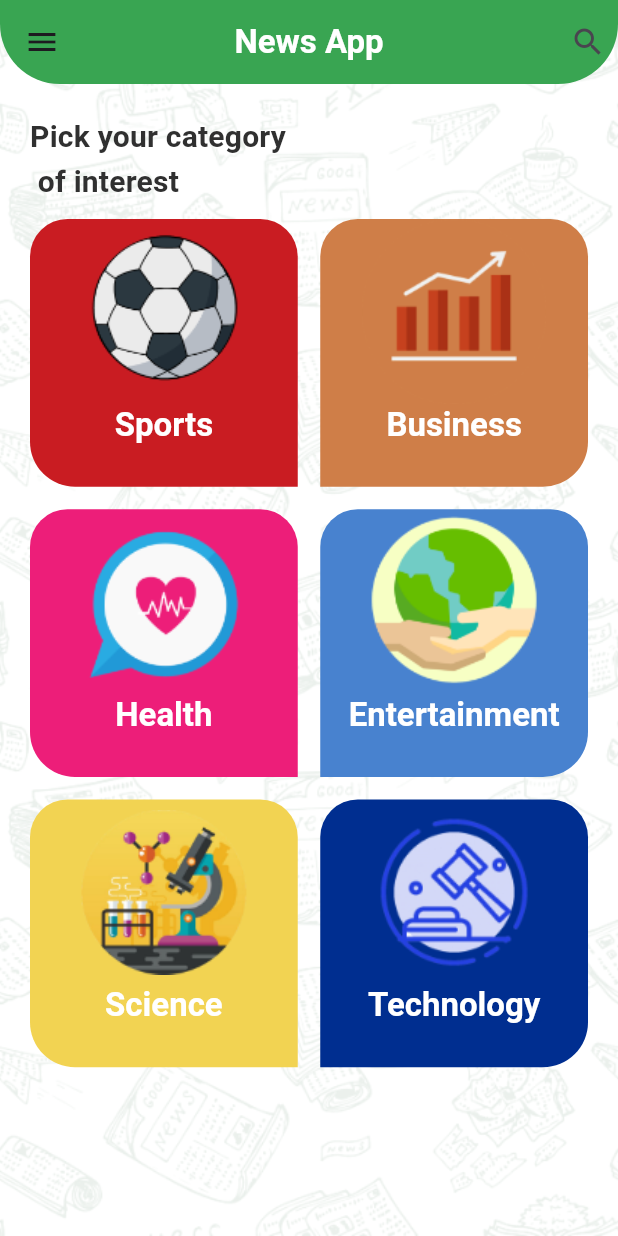
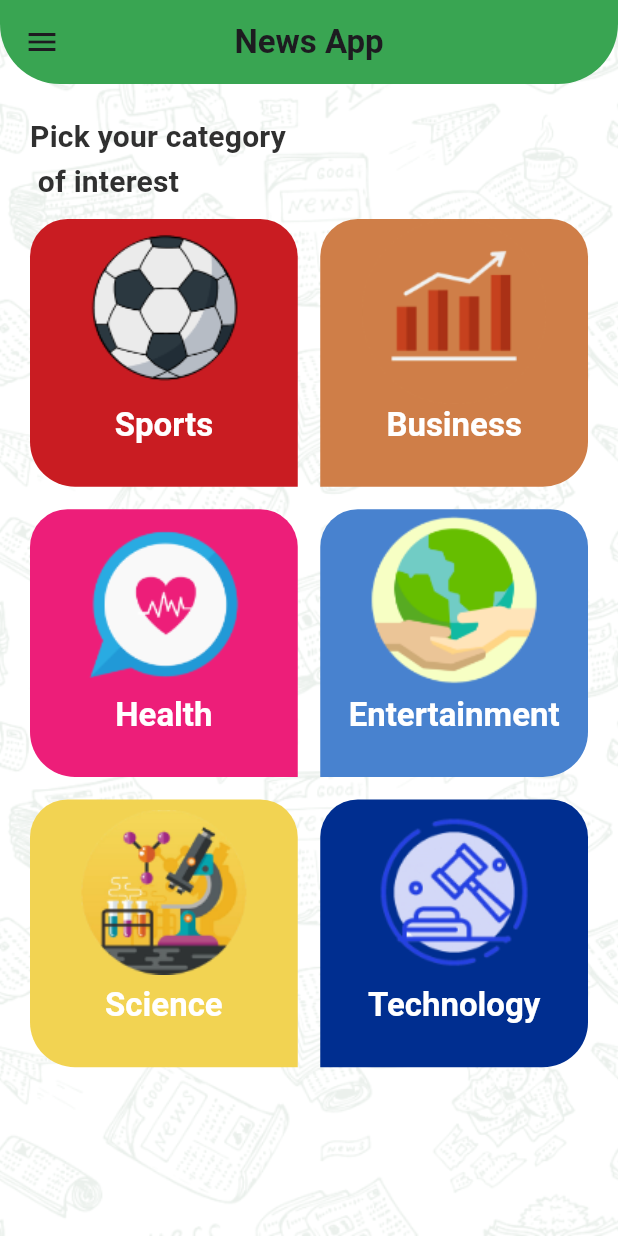
Before and after one commit to AmrHamadSaeed/app-news, a Flutter app: the screen it shows after launch, on a phone screen of 412 x 824 dp. Run offline on Flutter 3.47's test engine with Material 3 defaults, Android fonts, the phone set to English and light mode, and no system bars; our stand-ins replace cached_network_image.

Commit message:
++Search ++Refactor name

```diff
--- a/lib/api/api_manager.dart
+++ b/lib/api/api_manager.dart
@@ -29,11 +29,11 @@ static Future<SourceResponse?> getSources(String categoryId)async{
 * https://newsapi.org/v2/everything?apiKey=2834e41a6cd94fb484f8df821c7606fd
 * */
 static Future<NewsResponse> getNewsBySourceId(String sourceId ,
-    { String searchWords = ''}) async{
+    String searchKey ) async{
  Uri url = Uri.https(ApiConstants.baseUrlServer,ApiConstants.NewsApiServer,{
    'apiKey' : '2834e41a6cd94fb484f8df821c7606fd',
    'sources' : sourceId,
-   'q' : searchWords
+   'q' : searchKey
  });
  try{
    var response = await http.get(url);
--- a/lib/home_pages/category/future_tabs/tab_item_design.dart
+++ b/lib/home_pages/category/design_tab_home.dart
@@ -2,10 +2,10 @@ import 'package:app_news/model/SourceResponse.dart';
 import 'package:app_news/my_theme.dart';
 import 'package:flutter/material.dart';
 
-class TabItem extends StatelessWidget {
+class DesignTabHome extends StatelessWidget {
   bool isSelected ;
   Source source;
-  TabItem({required this.source,required this.isSelected});
+  DesignTabHome({required this.source,required this.isSelected});
 
   @override
   Widget build(BuildContext context) {
--- a/lib/home_pages/main_home/category_fragment_home.dart
+++ b/lib/home_pages/main_home/category_fragment_home.dart
@@ -1,4 +1,4 @@
-import 'package:app_news/home_pages/category/category_item.dart';
+import 'package:app_news/home_pages/main_home/category_item.dart';
 import 'package:app_news/model/category_home.dart';
 import 'package:flutter/material.dart';
 
--- a/lib/home_pages/main_home/home_screen.dart
+++ /dev/null
@@ -1,85 +0,0 @@
-
-import 'package:app_news/drawer/home_drawer.dart';
-import 'package:app_news/home_pages/category/category_details.dart';
-import 'package:app_news/home_pages/main_home/category_fragment_home.dart';
-import 'package:app_news/home_pages/main_home/search_words/search_words.dart';
-import 'package:app_news/model/category_home.dart';
-
-import 'package:app_news/my_theme.dart';
-import 'package:app_news/settings/settings_tab.dart';
-import 'package:flutter/material.dart';
-
-class HomeScreen extends StatefulWidget {
-static const String routeName = 'home_screen';
-
-  @override
-  State<HomeScreen> createState() => _HomeScreenState();
-}
-
-class _HomeScreenState extends State<HomeScreen> {
-  @override
-  Widget build(BuildContext context) {
-    return Stack(
-      children: [
-        Container(
-          color: MyTheme.whiteColor,
-          child:Image.asset('assets/images/pattern.png',
-            width: double.infinity,
-            height: double.infinity,
-          fit: BoxFit.cover,) ,
-        ),
-        Scaffold(
-          backgroundColor: Colors.transparent,
-          appBar: AppBar(
-            title: Text(
-              selectedMenuItem == HomeDrawer.settings ?
-                  'Settings' :
-                  selectedCategory == null ?
-              'News App':
-                  selectedCategory!.title,
-              style: Theme.of(context).textTheme.titleLarge,
-            ),
-            actions: [
-              Padding(
-                padding: const EdgeInsets.all(8.0),
-                child: InkWell(
-                  onTap: (){
-                    Navigator.pushNamed(context, SearchWords.routeName);
-                  },
-                    child:
-                    Icon(Icons.search)),
-              ),
-            ],
-          ),
-          drawer: Drawer(
-            child: HomeDrawer(onSideMenuItemClick:onSideMenuItemClick ),
-          ),
-          body:selectedMenuItem == HomeDrawer.settings?
-              SettingsTab()
-              :
-          selectedCategory == null ?
-          CategoryFragment(onCategoryItemClick: onCategoryItemClickAction,)
-              :
-              CategoryDetails(categoryDM: selectedCategory!),
-        ),
-      ],
-    );
-  }
-  CategoryDataModel? selectedCategory;
-  void onCategoryItemClickAction(CategoryDataModel newSelectedCategory){
-    // todo : newSelectedCategory => User
-    selectedCategory = newSelectedCategory;
-    setState(() {
-
-    });
-  }
-  int selectedMenuItem = HomeDrawer.categories;
-  void onSideMenuItemClick(int newSelectedMenuItem){
-    selectedMenuItem = newSelectedMenuItem;
-    selectedCategory = null;
-    Navigator.pop(context);
-    setState(() {
-
-    });
-  }
-}
--- /dev/null
+++ b/lib/home_screen.dart
@@ -0,0 +1,135 @@
+import 'package:app_news/drawer/home_drawer.dart';
+import 'package:app_news/home_pages/category/category_source_details.dart';
+import 'package:app_news/home_pages/main_home/category_fragment_home.dart';
+import 'package:app_news/model/category_home.dart';
+
+import 'package:app_news/my_theme.dart';
+import 'package:app_news/settings/settings_tab.dart';
+import 'package:flutter/material.dart';
+
+class HomeScreen extends StatefulWidget {
+  static const String routeName = 'home_screen';
+
+  @override
+  State<HomeScreen> createState() => _HomeScreenState();
+}
+
+class _HomeScreenState extends State<HomeScreen> {
+  bool _searchBoolean = false;
+  String searchWord = '';
+
+  Widget _searchTextField() {
+    //add
+    return Container(
+      height: 40,
+      child: TextFormField(
+        onChanged: (text) {
+          searchWord = text;
+          setState(() {});
+        },
+        decoration: InputDecoration(
+          fillColor: MyTheme.whiteColor,
+          filled: true,
+          enabledBorder: OutlineInputBorder(
+            borderRadius: BorderRadius.circular(40),
+            borderSide: BorderSide(color: Colors.white, width: 1),
+          ),
+          focusedBorder: OutlineInputBorder(
+            borderRadius: BorderRadius.circular(40),
+            borderSide: BorderSide(color: Colors.white, width: 1),
+          ),
+          hintText: 'Search Article',
+          hintStyle: Theme.of(context)
+              .textTheme
+              .titleSmall!
+              .copyWith(color: MyTheme.greyColor, fontSize: 15),
+        ),
+      ),
+    );
+  }
+
+  @override
+  Widget build(BuildContext context) {
+    return Stack(
+      children: [
+        Container(
+          color: MyTheme.whiteColor,
+          child: Image.asset(
+            'assets/images/pattern.png',
+            width: double.infinity,
+            height: double.infinity,
+            fit: BoxFit.cover,
+          ),
+        ),
+        Scaffold(
+          backgroundColor: Colors.transparent,
+          appBar: AppBar(
+              title: (!_searchBoolean)
+                  ? Text(
+                      selectedMenuItem == HomeDrawer.settings
+                          ? 'Settings'
+                          : selectedCategory == null
+                              ? 'News App'
+                              : selectedCategory?.title ?? '',
+                      style:
+                          TextStyle(fontSize: 22, fontWeight: FontWeight.bold),
+                    )
+                  : _searchTextField(),
+              centerTitle: true,
+              actions: !_searchBoolean
+                  ? [
+                      !categoryIsSelected
+                          ? Container()
+                          : IconButton(
+                              icon: Icon(Icons.search),
+                              onPressed: () {
+                                setState(() {
+                                  _searchBoolean = true;
+                                });
+                              })
+                    ]
+                  : [
+                      IconButton(
+                          icon: Icon(Icons.clear),
+                          onPressed: () {
+                            setState(() {
+                              _searchBoolean = false;
+                            });
+                          })
+                    ]),
+          drawer: Drawer(
+            child: HomeDrawer(onSideMenuItemClick: onSideMenuItemClick),
+          ),
+          body: selectedMenuItem == HomeDrawer.settings
+              ? SettingsTab()
+              : selectedCategory == null
+                  ? CategoryFragment(
+                      onCategoryItemClick: onCategoryItemClickAction,
+                    )
+                  : CategorySourceDetails(
+                      categoryDM: selectedCategory!, searchKey: searchWord),
+        ),
+      ],
+    );
+  }
+
+  bool categoryIsSelected = false;
+  CategoryDataModel? selectedCategory;
+
+  void onCategoryItemClickAction(CategoryDataModel newSelectedCategory) {
+    // todo : newSelectedCategory => User
+    selectedCategory = newSelectedCategory;
+    categoryIsSelected = true;
+    setState(() {});
+  }
+
+  int selectedMenuItem = HomeDrawer.categories;
+
+  void onSideMenuItemClick(int newSelectedMenuItem) {
+    selectedMenuItem = newSelectedMenuItem;
+    selectedCategory = null;
+    categoryIsSelected = false;
+    Navigator.pop(context);
+    setState(() {});
+  }
+}
--- a/lib/main.dart
+++ b/lib/main.dart
@@ -1,11 +1,11 @@
 
-
-import 'package:app_news/home_pages/category/category_details.dart';
-import 'package:app_news/home_pages/main_home/home_screen.dart';
-import 'package:app_news/home_pages/main_home/search_words/search_words.dart';
+import 'package:app_news/home_screen.dart';
 import 'package:app_news/my_theme.dart';
+import 'package:app_news/news/news_widget.dart';
 import 'package:app_news/news/news_item_details.dart';
 import 'package:flutter/material.dart';
+
+import 'model/SourceResponse.dart';
 
 void main(){
   runApp(MyApp());
@@ -14,13 +14,14 @@ void main(){
 class MyApp extends StatelessWidget{
   @override
   Widget build(BuildContext context) {
+    Source source;
     return MaterialApp(
       debugShowCheckedModeBanner: false,
      initialRoute: HomeScreen.routeName,
       routes: {
+
         HomeScreen.routeName: (context) => HomeScreen(),
         NewsItemDetails.routeName: (context) => NewsItemDetails(),
-        SearchWords.routeName: (context) => SearchWords(),
       },
       theme: MyTheme.LightTheme,
 
--- a/lib/news/news_item.dart
+++ b/lib/news/news_item.dart
@@ -21,11 +21,6 @@ class NewsItem extends StatelessWidget {
             decoration: BoxDecoration(
               borderRadius: BorderRadius.circular(20),
             ),
-            child: InkWell(
-              onTap: (){
-                Navigator.pushNamed(context, NewsItemDetails.routeName,arguments: news);
-                print('heloo');
-              },
             child: CachedNetworkImage(
               imageUrl: news.urlToImage ?? '',
               width: double.infinity,
@@ -35,7 +30,6 @@ class NewsItem extends StatelessWidget {
                 backgroundColor: MyTheme.primaryLightColor,
               )),
               errorWidget: (context, url, error) => Icon(Icons.error),
-              ),
             ),
           ),
           SizedBox(
```
Also changed, not shown: lib/home_pages/category/category_source_details.dart (renamed from lib/home_pages/category/category_details.dart, +9 -7 lines), lib/home_pages/category/tab_home_widget.dart (renamed from lib/home_pages/category/future_tabs/tab_home_widget.dart, +7 -6 lines), lib/home_pages/main_home/search_words/search_words.dart (deleted, +0 -109 lines), lib/news/news_item_details.dart (+44 -17 lines), lib/news/news_widget.dart (renamed from lib/news/news.dart, +15 -6 lines), lib/home_pages/main_home/category_item.dart (renamed from lib/home_pages/category/category_item.dart). Lines whose indentation alone changed are shown as unchanged.
